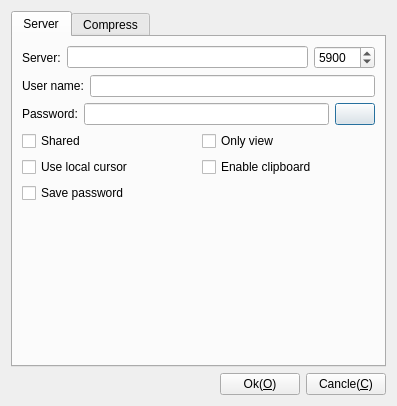
Qt form Viewer/Plugins/LibVnc/DlgSettingsLibVnc.ui (KangLin/RabbitRemoteControl) before a commit.
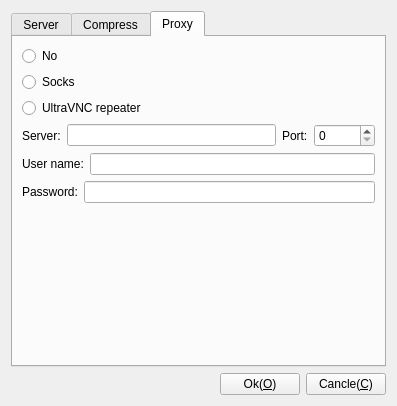
The same form after that commit. The open tabs and pages were chosen to show the change. Icons and pictures are not drawn.

What changed in the file:
```diff
--- a/Viewer/Plugins/LibVnc/DlgSettingsLibVnc.ui
+++ b/Viewer/Plugins/LibVnc/DlgSettingsLibVnc.ui
@@ -240,6 +240,107 @@
        </item>
       </layout>
      </widget>
+     <widget class="QWidget" name="Proxy">
+      <attribute name="title">
+       <string>Proxy</string>
+      </attribute>
+      <layout class="QGridLayout" name="gridLayout_4">
+       <item row="0" column="0">
+        <layout class="QVBoxLayout" name="verticalLayout">
+         <item>
+          <widget class="QRadioButton" name="rbProxyNo">
+           <property name="text">
+            <string>No</string>
+           </property>
+          </widget>
+         </item>
+         <item>
+          <widget class="QRadioButton" name="rbProxySocks">
+           <property name="text">
+            <string>Socks</string>
+           </property>
+          </widget>
+         </item>
+         <item>
+          <widget class="QRadioButton" name="rbProxyUltraVncRepeater">
+           <property name="text">
+            <string>UltraVNC repeater</string>
+           </property>
+          </widget>
+         </item>
+        </layout>
+       </item>
+       <item row="1" column="0">
+        <layout class="QHBoxLayout" name="horizontalLayout_9">
+         <item>
+          <widget class="QLabel" name="label_6">
+           <property name="text">
+            <string>Server:</string>
+           </property>
+          </widget>
+         </item>
+         <item>
+          <widget class="QLineEdit" name="leProxyServer"/>
+         </item>
+         <item>
+          <widget class="QLabel" name="label_7">
+           <property name="text">
+            <string>Port:</string>
+           </property>
+          </widget>
+         </item>
+         <item>
+          <widget class="QSpinBox" name="spProxyPort">
+           <property name="maximum">
+            <number>65537</number>
+           </property>
+          </widget>
+         </item>
+        </layout>
+       </item>
+       <item row="2" column="0">
+        <layout class="QHBoxLayout" name="horizontalLayout_10">
+         <item>
+          <widget class="QLabel" name="label_8">
+           <property name="text">
+            <string>User name:</string>
+           </property>
+          </widget>
+         </item>
+         <item>
+          <widget class="QLineEdit" name="leProxyUser"/>
+         </item>
+        </layout>
+       </item>
+       <item row="3" column="0">
+        <layout class="QHBoxLayout" name="horizontalLayout_11">
+         <item>
+          <widget class="QLabel" name="label_9">
+           <property name="text">
+            <string>Password:</string>
+           </property>
+          </widget>
+         </item>
+         <item>
+          <widget class="QLineEdit" name="leProxyPassword"/>
+         </item>
+        </layout>
+       </item>
+       <item row="4" column="0">
+        <spacer name="verticalSpacer">
+         <property name="orientation">
+          <enum>Qt::Vertical</enum>
+         </property>
+         <property name="sizeHint" stdset="0">
+          <size>
+           <width>20</width>
+           <height>148</height>
+          </size>
+         </property>
+        </spacer>
+       </item>
+      </layout>
+     </widget>
     </widget>
    </item>
    <item row="1" column="0">
```
